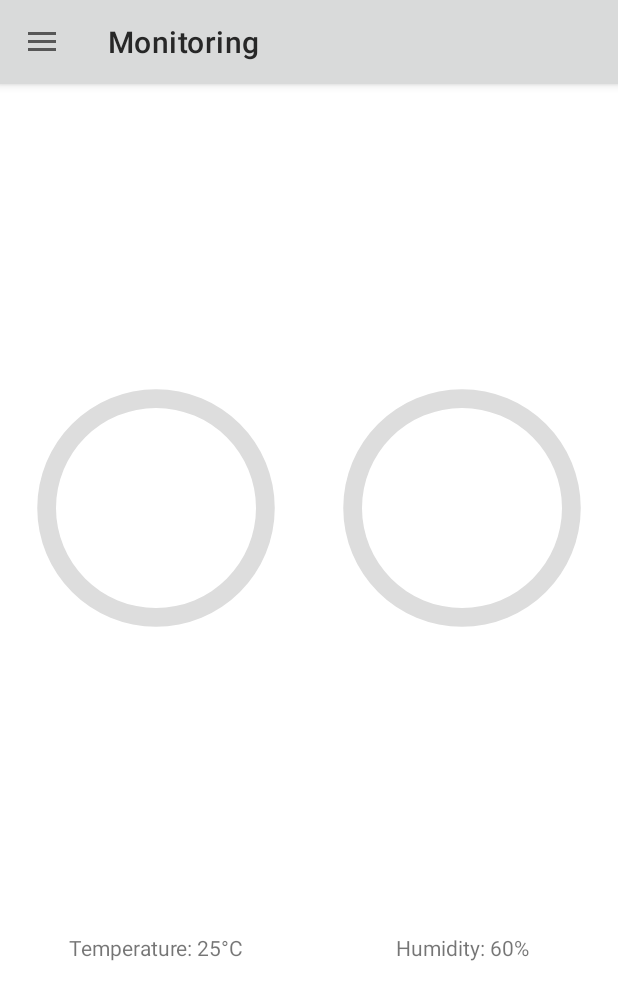
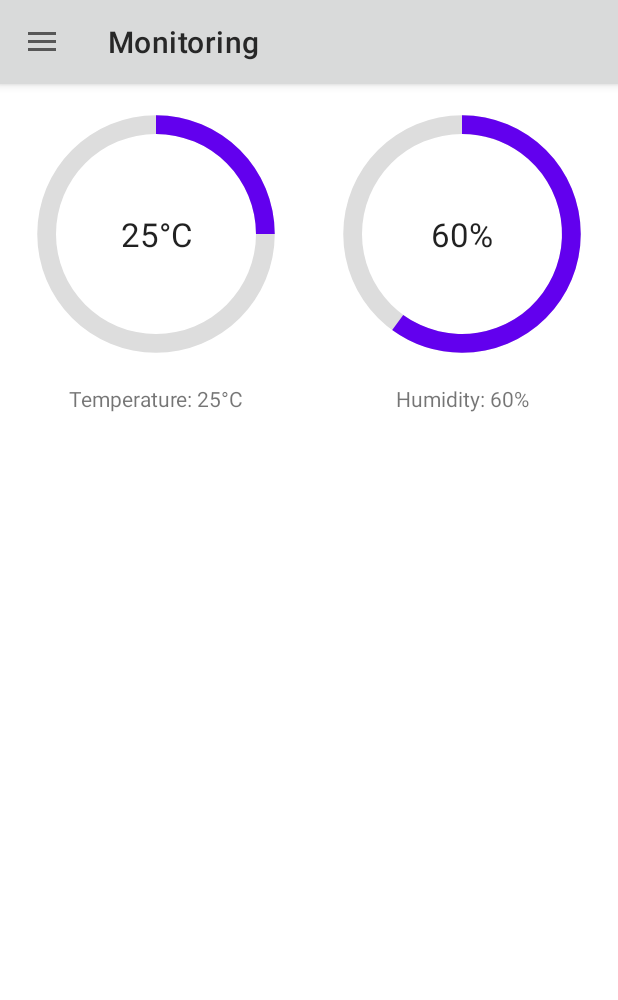
Before and after one commit to Chimmylan/QRAviary.Ver1, an Android app: the MonitoringFragment screen opened directly, with no data from a screen before it, on a phone screen of 412 x 824 dp. Shown: the top 1000 px of the screen. Run offline under Robolectric (Android 15) with nearby library versions, the phone set to English and light mode, and no system bars; our stand-ins replace Firebase (no records; nobody signed in at launch, a user with empty details on screens opened directly).

Commit message:
layoutmonitoring

```diff
--- a/app/src/main/res/layout/fragment_monitoring.xml
+++ b/app/src/main/res/layout/fragment_monitoring.xml
@@ -3,7 +3,7 @@
     xmlns:app="http://schemas.android.com/apk/res-auto"
     xmlns:tools="http://schemas.android.com/tools"
     android:layout_width="match_parent"
-    android:layout_height="match_parent">
+    android:layout_height="wrap_content">
 
     <ProgressBar
         android:id="@+id/progress_bar"
@@ -14,7 +14,7 @@
         app:layout_constraintEnd_toStartOf="@+id/progress_bar2"
         app:layout_constraintTop_toTopOf="parent"
         app:layout_constraintBottom_toTopOf="@+id/temperature_text_view"
-        tools:progress="25" />
+        android:progress="25" />
 
     <TextView
         android:id="@+id/text_view_progress"
@@ -25,7 +25,7 @@
         app:layout_constraintEnd_toEndOf="@+id/progress_bar"
         app:layout_constraintTop_toTopOf="@+id/progress_bar"
         app:layout_constraintBottom_toBottomOf="@+id/progress_bar"
-        tools:text="25°C" />
+        android:text="25°C" />
 
     <TextView
         android:id="@+id/temperature_text_view"
@@ -46,7 +46,7 @@
         app:layout_constraintEnd_toEndOf="parent"
         app:layout_constraintTop_toTopOf="parent"
         app:layout_constraintBottom_toTopOf="@+id/humidity_text_view"
-        tools:progress="60" />
+        android:progress="60" />
 
     <TextView
         android:id="@+id/text_view_progress2"
@@ -57,7 +57,7 @@
         app:layout_constraintEnd_toEndOf="@+id/progress_bar2"
         app:layout_constraintTop_toTopOf="@+id/progress_bar2"
         app:layout_constraintBottom_toBottomOf="@+id/progress_bar2"
-        tools:text="60%" />
+        android:text="60%" />
 
     <TextView
         android:id="@+id/humidity_text_view"
```
